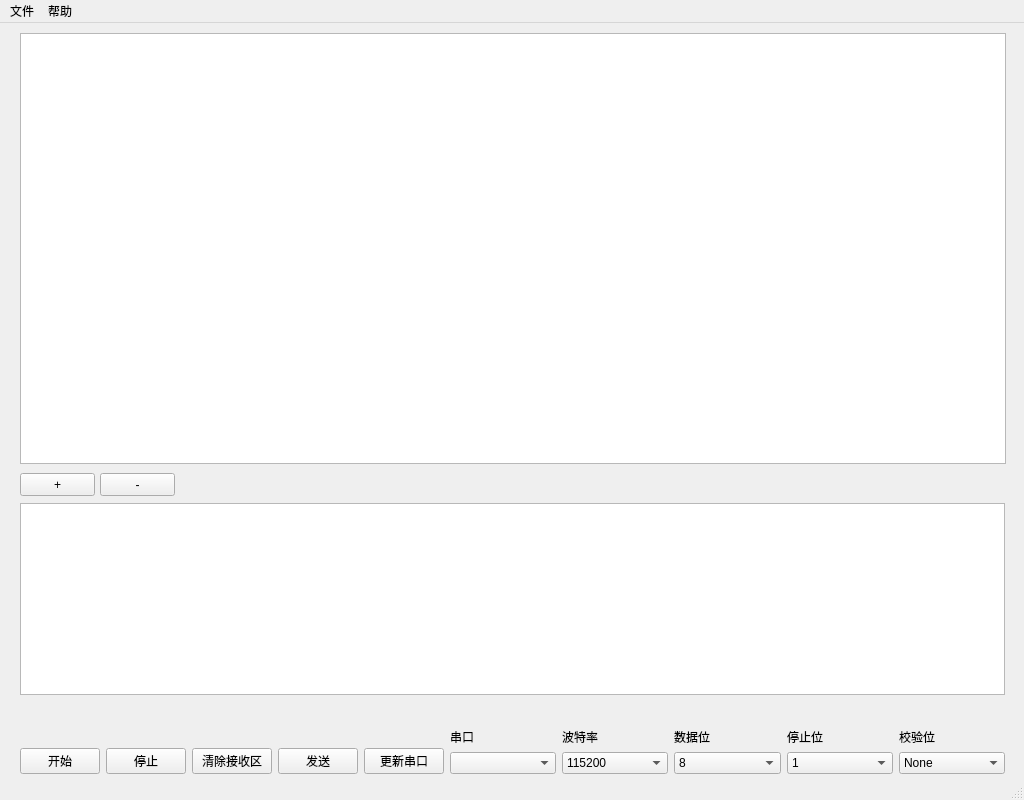
Before: the Qt Designer form mainwindow.ui in top-strawberry/ComProtocolResolve, drawn with Qt 5.
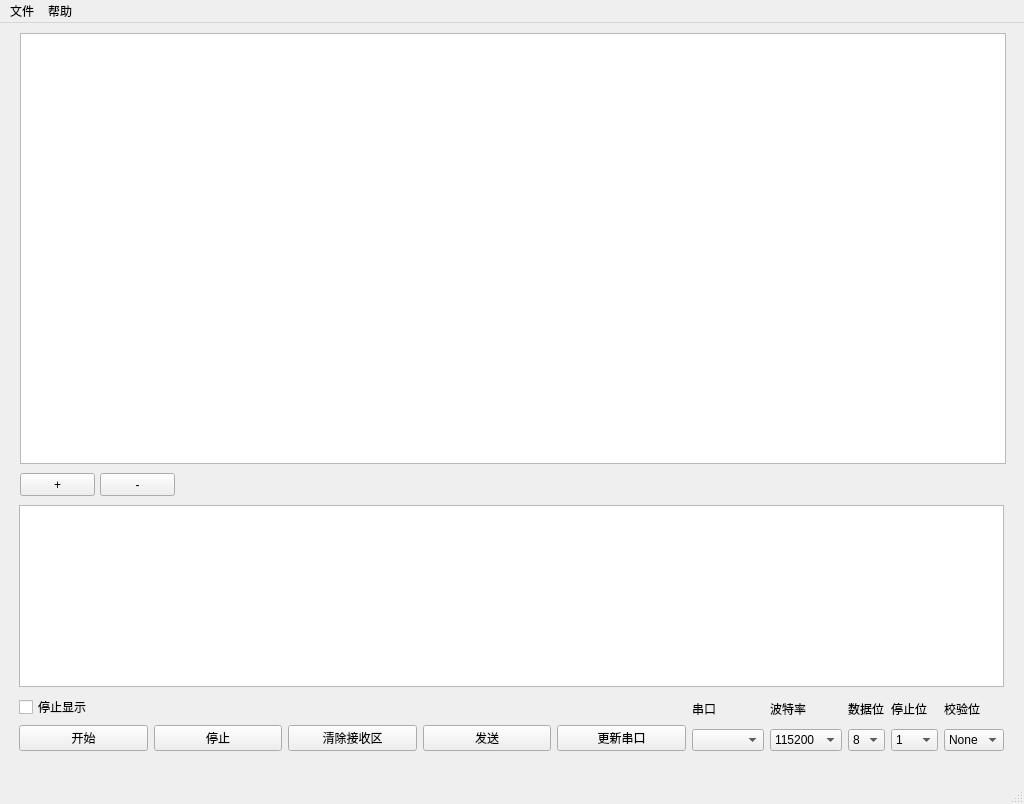
After: the same form once the commit is applied.

The edit to the form file:
```diff
--- a/mainwindow.ui
+++ b/mainwindow.ui
@@ -7,9 +7,15 @@
     <x>0</x>
     <y>0</y>
     <width>1024</width>
-    <height>800</height>
+    <height>804</height>
    </rect>
   </property>
+  <property name="maximumSize">
+   <size>
+    <width>16777215</width>
+    <height>16777215</height>
+   </size>
+  </property>
   <property name="windowTitle">
    <string>MainWindow</string>
   </property>
@@ -68,10 +74,10 @@
    <widget class="QWidget" name="layoutWidget">
     <property name="geometry">
      <rect>
-      <x>20</x>
-      <y>480</y>
+      <x>19</x>
+      <y>482</y>
       <width>985</width>
-      <height>271</height>
+      <height>276</height>
      </rect>
     </property>
     <layout class="QVBoxLayout" name="verticalLayout_7">
@@ -92,24 +98,39 @@
       </spacer>
      </item>
      <item>
-      <layout class="QHBoxLayout" name="horizontalLayout_2">
+      <layout class="QHBoxLayout" name="horizontalLayout_4">
        <item>
         <layout class="QVBoxLayout" name="verticalLayout_6">
          <item>
-          <spacer name="verticalSpacer_2">
-           <property name="orientation">
-            <enum>Qt::Vertical</enum>
-           </property>
-           <property name="sizeHint" stdset="0">
-            <size>
-             <width>20</width>
-             <height>17</height>
-            </size>
-           </property>
-          </spacer>
+          <layout class="QHBoxLayout" name="horizontalLayout_3">
+           <item>
+            <layout class="QHBoxLayout" name="horizontalLayout">
+             <item>
+              <widget class="QCheckBox" name="chStopDis">
+               <property name="text">
+                <string>停止显示</string>
+               </property>
+              </widget>
+             </item>
+            </layout>
+           </item>
+           <item>
+            <spacer name="horizontalSpacer">
+             <property name="orientation">
+              <enum>Qt::Horizontal</enum>
+             </property>
+             <property name="sizeHint" stdset="0">
+              <size>
+               <width>40</width>
+               <height>20</height>
+              </size>
+             </property>
+            </spacer>
+           </item>
+          </layout>
          </item>
          <item>
-          <layout class="QHBoxLayout" name="horizontalLayout">
+          <layout class="QHBoxLayout" name="horizontalLayout_2">
            <item>
             <widget class="QPushButton" name="button_start">
              <property name="text">
@@ -328,6 +349,19 @@
        </item>
       </layout>
      </item>
+     <item>
+      <spacer name="verticalSpacer_2">
+       <property name="orientation">
+        <enum>Qt::Vertical</enum>
+       </property>
+       <property name="sizeHint" stdset="0">
+        <size>
+         <width>20</width>
+         <height>40</height>
+        </size>
+       </property>
+      </spacer>
+     </item>
     </layout>
    </widget>
   </widget>
```
